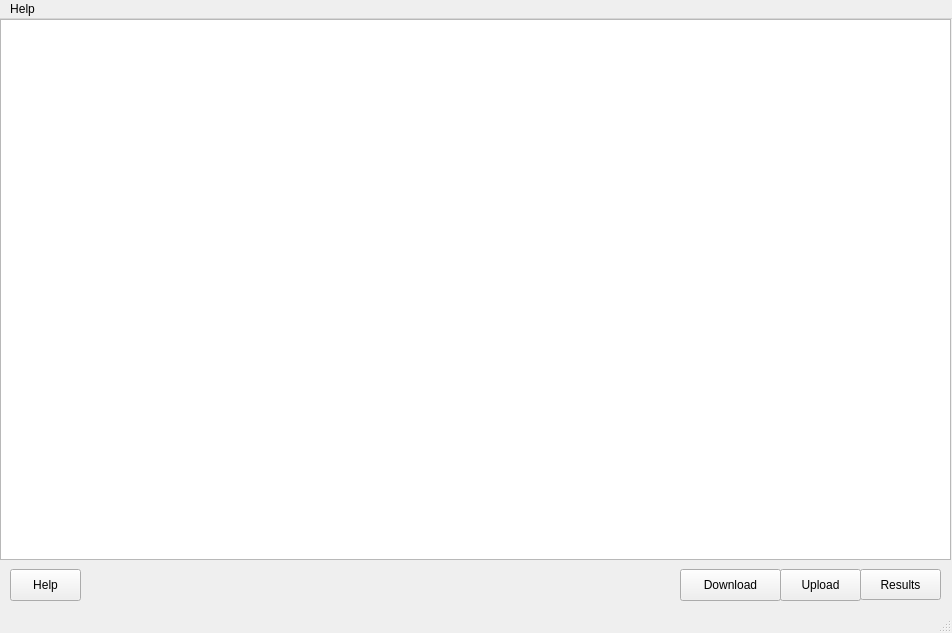
Before: the Qt Designer form table_test_OG.ui in sblankley/global-clinic-2020, drawn with Qt 5.
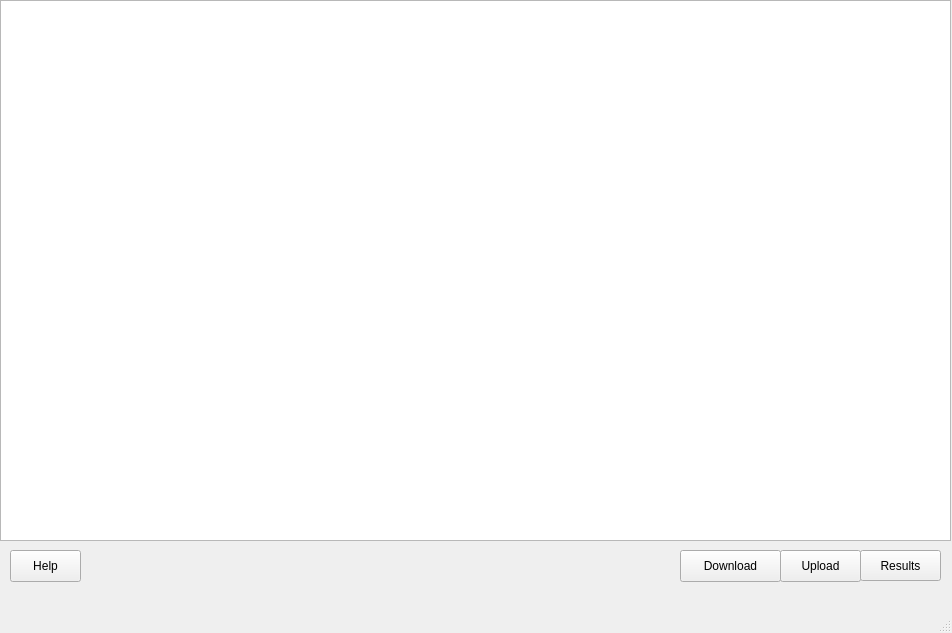
After: the same form once the commit is applied.

Diff of the .ui file:
```diff
--- a/table_test_OG.ui
+++ b/table_test_OG.ui
@@ -83,17 +83,9 @@
      <x>0</x>
      <y>0</y>
      <width>952</width>
-     <height>22</height>
+     <height>26</height>
     </rect>
    </property>
-   <widget class="QMenu" name="menuHelp">
-    <property name="title">
-     <string>Help</string>
-    </property>
-    <addaction name="actionAbout"/>
-    <addaction name="actionHow_to_Use"/>
-   </widget>
-   <addaction name="menuHelp"/>
   </widget>
   <widget class="QStatusBar" name="statusbar"/>
   <action name="actionAbout">
```
